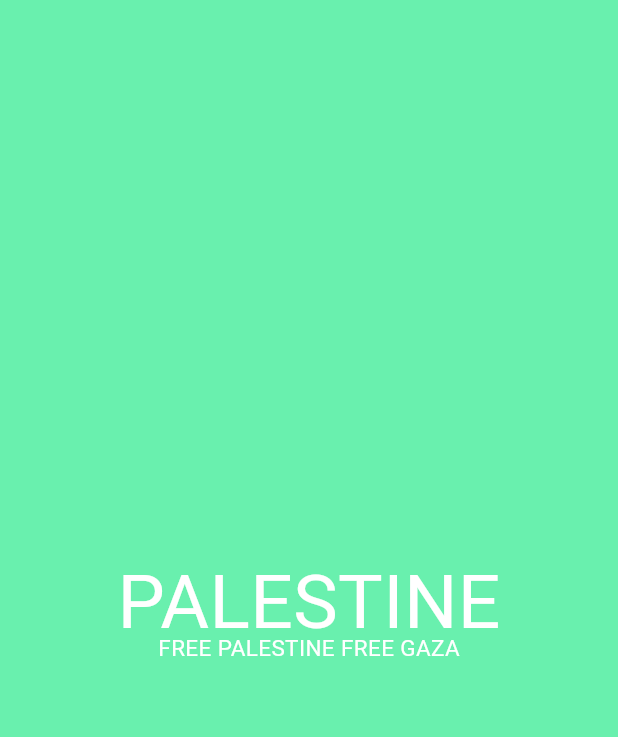
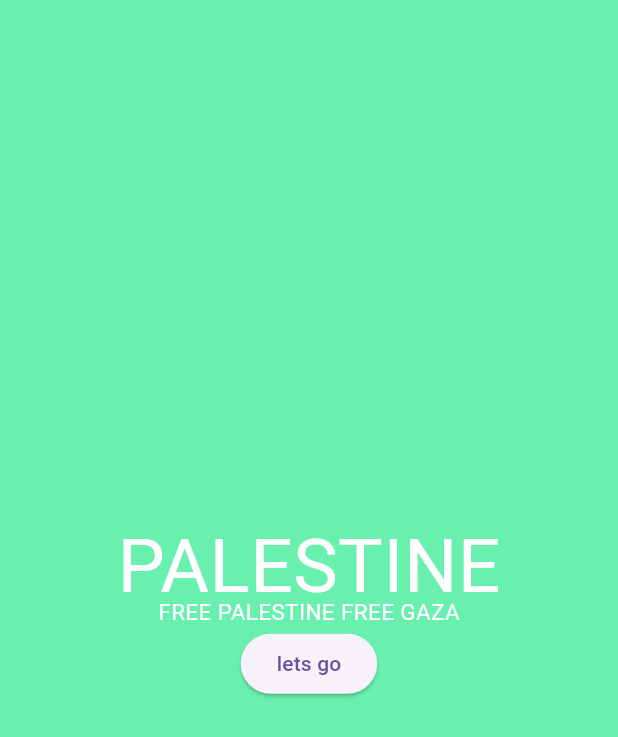
Before and after one commit to Muhammadfaizan124/Flutter-UI, a Flutter app: the screen it shows after launch, on a phone screen of 412 x 824 dp. Shown: the top 737 px of the screen. Run offline on Flutter 3.47's test engine with Material 3 defaults, Android fonts, the phone set to English and light mode, and no system bars.

Commit message:
few changes

```diff
--- a/lib/main.dart
+++ b/lib/main.dart
@@ -14,7 +14,7 @@ class MyApp extends StatelessWidget {
   @override
   Widget build(BuildContext context) {
     return const MaterialApp(
-      home: welcomeScreen(),
+      home: WelcomeScreen(),
     );
   }
 }
--- a/lib/welcome_screen.dart
+++ b/lib/welcome_screen.dart
@@ -1,18 +1,19 @@
 //import 'package:animated_text_kit/animated_text_kit.dart';
 import 'package:flutter/material.dart';
+import 'package:google/login_screen.dart';
 
-class welcomeScreen extends StatelessWidget {
-  const welcomeScreen({super.key});
+class WelcomeScreen extends StatelessWidget {
+  const WelcomeScreen({Key? key}) : super(key: key); // corrected constructor
 
   @override
   Widget build(BuildContext context) {
-    return const Scaffold(
+    return Scaffold(
       backgroundColor: Colors.greenAccent,
       body: Center(
         child: Column(
           mainAxisAlignment: MainAxisAlignment.center,
           children: [
-            Text(
+            const Text(
               "PALESTINE",
               style: TextStyle(
                 color: Colors.white,
@@ -20,12 +21,21 @@ class welcomeScreen extends StatelessWidget {
                 height: 0.8,
               ),
             ),
-            Text(
+            const Text(
               "FREE PALESTINE FREE GAZA",
               style: TextStyle(
                 fontSize: 15,
                 color: Colors.white,
               ),
+            ),
+            ElevatedButton(
+              onPressed: () {
+                Navigator.push(
+                  context,
+                  MaterialPageRoute(builder: (context) => const LoginScreen()),
+                );
+              },
+              child: Text("lets go"),
             ),
           ],
         ),
```
